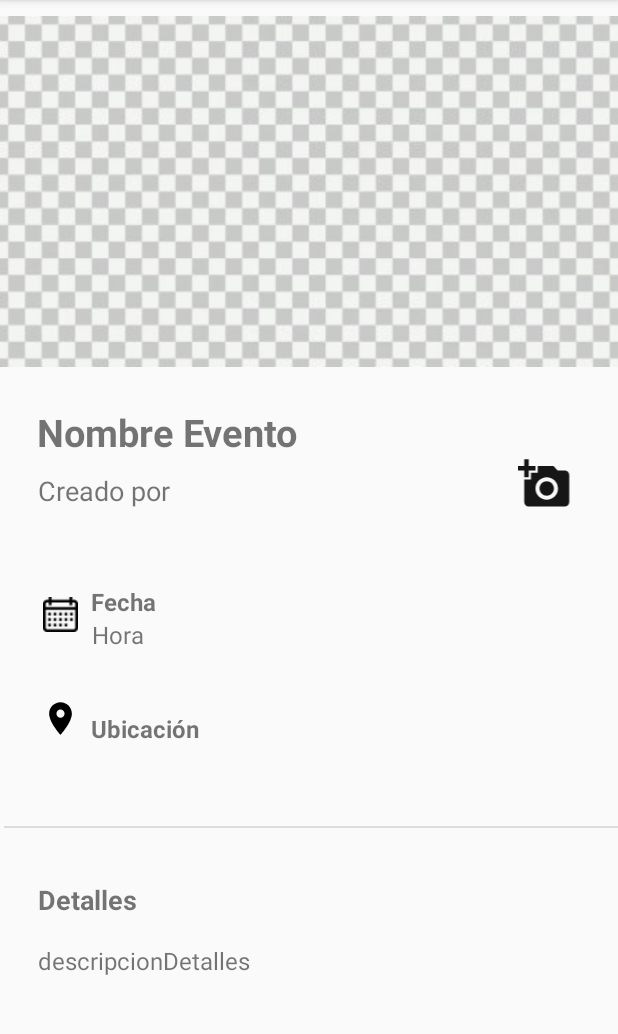
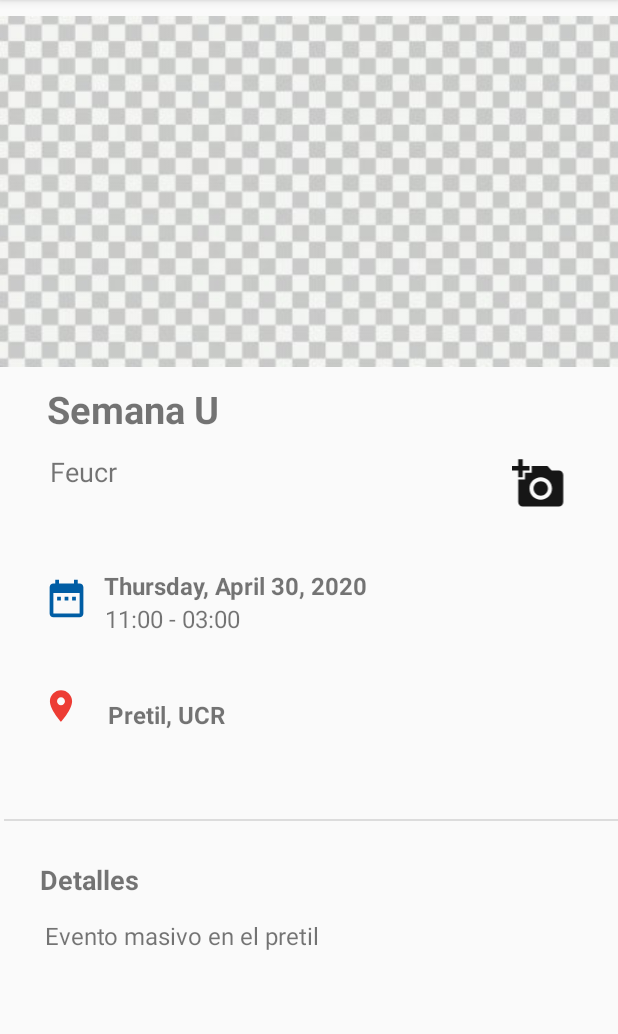
Before and after one commit to pipo2310/EventosUCR, an Android app: the VistaEvento screen opened directly, with no data from a screen before it, on a phone screen of 412 x 824 dp, the part 84-1118 px from its top. Run offline under Robolectric (Android 15) with nearby library versions, the phone set to English and light mode, and no system bars.

Commit message:
leer datos de la base

```diff
--- a/app/src/main/java/cobit19/ecci/ucr/ac/eventosucr/DataBaseHelper.java
+++ b/app/src/main/java/cobit19/ecci/ucr/ac/eventosucr/DataBaseHelper.java
@@ -14,7 +14,7 @@ public class DataBaseHelper extends SQLiteOpenHelper {
 
     // Cada vez que cambie el esquema de la base de datos DataBaseContract,
     // debemos incrementar la version de la base de datos
-    public static final int DATABASE_VERSION = 10;
+    public static final int DATABASE_VERSION = 11;
 
     // Nombre de la base de datos
     public static final String DATABASE_NAME = "AndroidStorage.db";
--- a/app/src/main/java/cobit19/ecci/ucr/ac/eventosucr/Evento.java
+++ b/app/src/main/java/cobit19/ecci/ucr/ac/eventosucr/Evento.java
@@ -179,8 +179,8 @@ public class Evento implements Parcelable {
         values.put(DataBaseContract.TABLE_EVENTO_COLUMN_DETALLES, this.detalles);
         values.put(DataBaseContract.TABLE_EVENTO_COLUMN_MASINFO, this.masInfo);
         values.put(DataBaseContract.TABLE_EVENTO_COLUMN_FECHA, UtilDates.parsearaString(this.fecha.getTime()));
-        values.put(DataBaseContract.TABLE_EVENTO_COLUMN_NOMBRE, this.horaInicio);
-        values.put(DataBaseContract.TABLE_EVENTO_COLUMN_DETALLES, this.horaFin);
+        values.put(DataBaseContract.TABLE_EVENTO_COLUMN_HORAINICIO, this.horaInicio);
+        values.put(DataBaseContract.TABLE_EVENTO_COLUMN_HORAFIN, this.horaFin);
         values.put(DataBaseContract.TABLE_EVENTO_COLUMN_UBICACION, this.ubicacion);
 
 
--- a/app/src/main/java/cobit19/ecci/ucr/ac/eventosucr/VistaEvento.java
+++ b/app/src/main/java/cobit19/ecci/ucr/ac/eventosucr/VistaEvento.java
@@ -3,6 +3,12 @@ package cobit19.ecci.ucr.ac.eventosucr;
 import androidx.appcompat.app.AppCompatActivity;
 
 import android.os.Bundle;
+import android.widget.TextView;
+
+import org.w3c.dom.Text;
+
+import java.text.DateFormat;
+import java.util.Calendar;
 
 public class VistaEvento extends AppCompatActivity {
 
@@ -10,5 +16,36 @@ public class VistaEvento extends AppCompatActivity {
     protected void onCreate(Bundle savedInstanceState) {
         super.onCreate(savedInstanceState);
         setContentView(R.layout.activity_vista_evento);
+
+        Calendar fecha = Calendar.getInstance();
+        Evento evento = new Evento("1", "Semana U", "Feucr", "Evento masivo en el pretil", "", fecha, "11:00", "03:00", "Pretil, UCR");
+        long newrowId = evento.insertar(getApplicationContext());
+        leerEvento();
+
+
     }
+
+    //Inserta los datos de la base de datos en la vista de un evento
+    void leerEvento() {
+        Evento evento = new Evento();
+        //Llama al método leer que está en la clase Evento
+        evento.leer(getApplicationContext(), "1");
+
+        TextView nombreDeEvento = (TextView)findViewById(R.id.nombreDeEvento);
+        nombreDeEvento.setText(evento.getNombre());
+        TextView creadorEvento = (TextView)findViewById(R.id.creadorEvento);
+        creadorEvento.setText(evento.getInstitucion());
+        TextView fecha = (TextView) findViewById(R.id.fecha);
+        fecha.setText(DateFormat.getDateInstance(DateFormat.FULL).format(evento.getFecha().getTime()));
+        TextView hora = (TextView)findViewById(R.id.hora);
+        hora.setText(evento.getHoraInicio() + " - "+ evento.getHoraFin());
+        TextView ubicacion = (TextView)findViewById(R.id.ubicacion);
+        ubicacion.setText(evento.getUbicacion());
+        TextView detalles = (TextView)findViewById(R.id.descripcionDetalles);
+        detalles.setText(evento.getDetalles());
+
+
+
+    }
+
 }
--- /dev/null
+++ b/app/src/main/res/drawable/calendar_azul.xml
@@ -0,0 +1,5 @@
+<vector android:height="24dp" android:tint="#005DA4"
+    android:viewportHeight="24.0" android:viewportWidth="24.0"
+    android:width="24dp" xmlns:android="http://schemas.android.com/apk/res/android">
+    <path android:fillColor="#FF000000" android:pathData="M9,11L7,11v2h2v-2zM13,11h-2v2h2v-2zM17,11h-2v2h2v-2zM19,4h-1L18,2h-2v2L8,4L8,2L6,2v2L5,4c-1.11,0 -1.99,0.9 -1.99,2L3,20c0,1.1 0.89,2 2,2h14c1.1,0 2,-0.9 2,-2L21,6c0,-1.1 -0.9,-2 -2,-2zM19,20L5,20L5,9h14v11z"/>
+</vector>
--- /dev/null
+++ b/app/src/main/res/drawable/ubicacion.xml
@@ -0,0 +1,5 @@
+<vector android:height="24dp" android:tint="#ED3C34"
+    android:viewportHeight="24.0" android:viewportWidth="24.0"
+    android:width="24dp" xmlns:android="http://schemas.android.com/apk/res/android">
+    <path android:fillColor="#FF000000" android:pathData="M12,2C8.13,2 5,5.13 5,9c0,5.25 7,13 7,13s7,-7.75 7,-13c0,-3.87 -3.13,-7 -7,-7zM12,11.5c-1.38,0 -2.5,-1.12 -2.5,-2.5s1.12,-2.5 2.5,-2.5 2.5,1.12 2.5,2.5 -1.12,2.5 -2.5,2.5z"/>
+</vector>
--- a/app/src/main/res/layout/activity_vista_evento.xml
+++ b/app/src/main/res/layout/activity_vista_evento.xml
@@ -38,7 +38,7 @@
             app:layout_constraintHorizontal_bias="0.105"
             app:layout_constraintStart_toStartOf="parent"
             app:layout_constraintTop_toBottomOf="@+id/imgEvento"
-            app:layout_constraintVertical_bias="0.032" />
+            app:layout_constraintVertical_bias="0.0" />
 
         <TextView
             android:id="@+id/creadorEvento"
@@ -48,10 +48,10 @@
             android:textSize="18sp"
             app:layout_constraintBottom_toBottomOf="parent"
             app:layout_constraintEnd_toEndOf="parent"
-            app:layout_constraintHorizontal_bias="0.079"
+            app:layout_constraintHorizontal_bias="0.09"
             app:layout_constraintStart_toStartOf="parent"
             app:layout_constraintTop_toBottomOf="@+id/nombreDeEvento"
-            app:layout_constraintVertical_bias="0.022" />
+            app:layout_constraintVertical_bias="0.026" />
 
         <ImageView
             android:id="@+id/imgCreadorEvento"
@@ -67,26 +67,26 @@
 
         <ImageView
             android:id="@+id/calendario"
-            android:layout_width="26dp"
-            android:layout_height="23dp"
+            android:layout_width="39dp"
+            android:layout_height="30dp"
             app:layout_constraintBottom_toBottomOf="parent"
             app:layout_constraintEnd_toEndOf="parent"
-            app:layout_constraintHorizontal_bias="0.07"
+            app:layout_constraintHorizontal_bias="0.067"
             app:layout_constraintStart_toStartOf="parent"
             app:layout_constraintTop_toBottomOf="@+id/creadorEvento"
-            app:layout_constraintVertical_bias="0.144"
-            app:srcCompat="@drawable/calendaricon" />
+            app:layout_constraintVertical_bias="0.13999999"
+            app:srcCompat="@drawable/calendar_azul" />
 
         <ImageView
             android:id="@+id/imageView7"
-            android:layout_width="26dp"
-            android:layout_height="27dp"
+            android:layout_width="28dp"
+            android:layout_height="25dp"
             android:layout_marginTop="44dp"
             app:layout_constraintEnd_toEndOf="parent"
             app:layout_constraintHorizontal_bias="0.07"
             app:layout_constraintStart_toStartOf="parent"
             app:layout_constraintTop_toBottomOf="@+id/calendario"
-            app:srcCompat="@drawable/ic_location_on_black_24dp" />
+            app:srcCompat="@drawable/ubicacion" />
 
         <TextView
             android:id="@+id/fecha"
@@ -97,10 +97,10 @@
             android:textStyle="bold"
             app:layout_constraintBottom_toBottomOf="parent"
             app:layout_constraintEnd_toEndOf="parent"
-            app:layout_constraintHorizontal_bias="0.024"
+            app:layout_constraintHorizontal_bias="0.03"
             app:layout_constraintStart_toEndOf="@+id/calendario"
             app:layout_constraintTop_toBottomOf="@+id/creadorEvento"
-            app:layout_constraintVertical_bias="0.124" />
+            app:layout_constraintVertical_bias="0.125" />
 
         <TextView
             android:id="@+id/hora"
@@ -124,7 +124,7 @@
             android:textStyle="bold"
             app:layout_constraintBottom_toBottomOf="parent"
             app:layout_constraintEnd_toEndOf="parent"
-            app:layout_constraintHorizontal_bias="0.026"
+            app:layout_constraintHorizontal_bias="0.062"
             app:layout_constraintStart_toEndOf="@+id/imageView7"
             app:layout_constraintTop_toBottomOf="@+id/hora"
             app:layout_constraintVertical_bias="0.13" />
@@ -151,10 +151,10 @@
             android:textStyle="bold"
             app:layout_constraintBottom_toBottomOf="parent"
             app:layout_constraintEnd_toEndOf="parent"
-            app:layout_constraintHorizontal_bias="0.074"
+            app:layout_constraintHorizontal_bias="0.079"
             app:layout_constraintStart_toStartOf="parent"
             app:layout_constraintTop_toBottomOf="@+id/divisor1"
-            app:layout_constraintVertical_bias="0.184" />
+            app:layout_constraintVertical_bias="0.137" />
 
         <TextView
             android:id="@+id/descripcionDetalles"
@@ -164,10 +164,10 @@
             android:textSize="16sp"
             app:layout_constraintBottom_toBottomOf="parent"
             app:layout_constraintEnd_toEndOf="parent"
-            app:layout_constraintHorizontal_bias="0.094"
+            app:layout_constraintHorizontal_bias="0.13"
             app:layout_constraintStart_toStartOf="parent"
             app:layout_constraintTop_toBottomOf="@+id/tituloDetalles"
-            app:layout_constraintVertical_bias="0.131" />
+            app:layout_constraintVertical_bias="0.093" />
 
     </androidx.constraintlayout.widget.ConstraintLayout>
 
```
